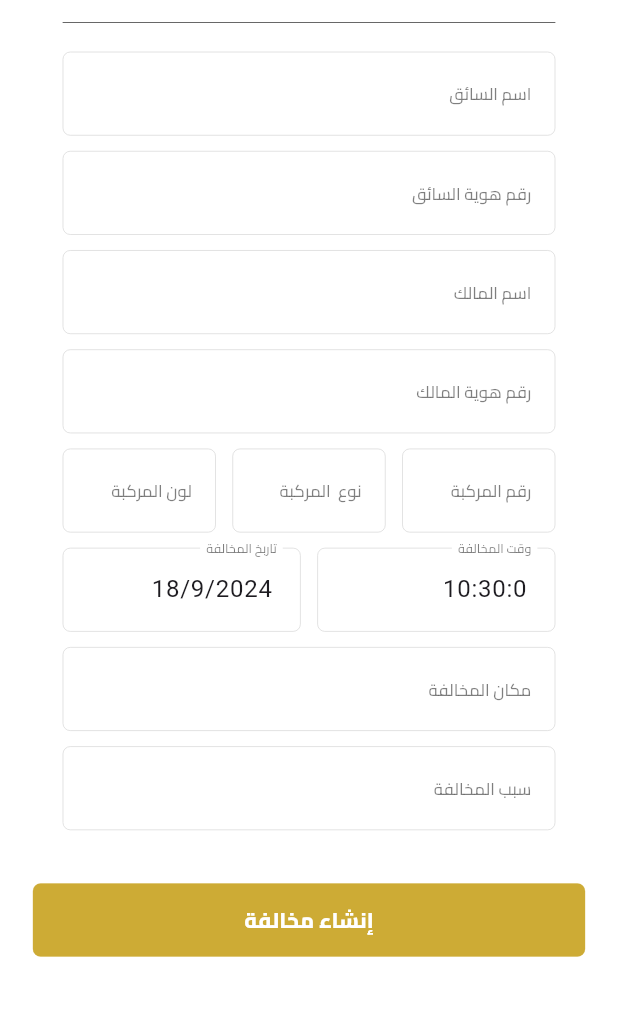
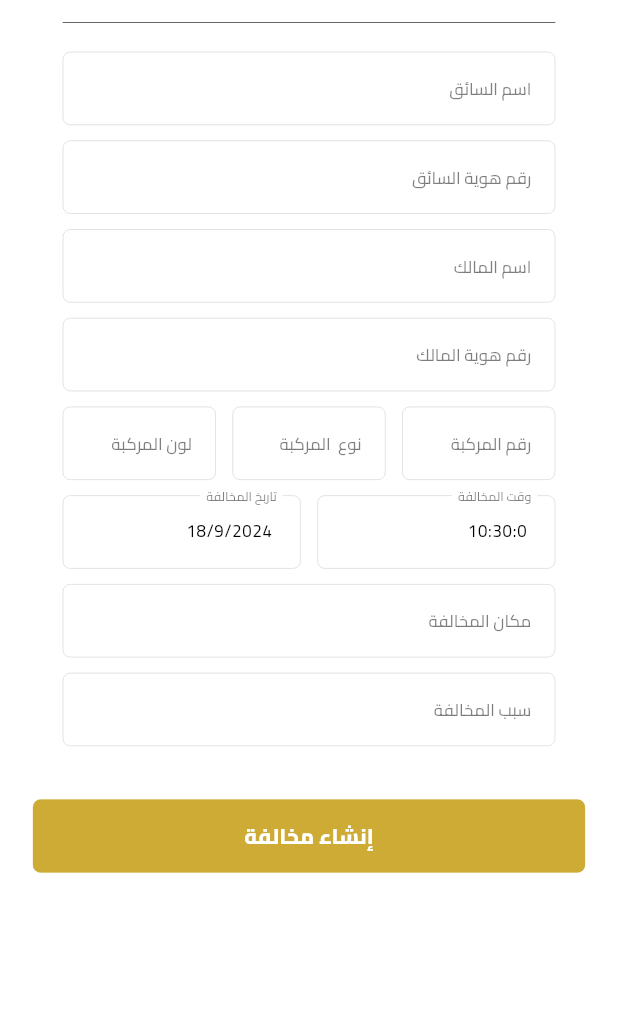
Before and after one commit to Khaled-Shbair/mukhalafati_application, a Flutter app: the screen it shows after launch, on a phone screen of 412 x 824 dp, the part 191-1207 px from its top. Run offline on Flutter 3.47's test engine with Material 3 defaults, Android fonts, the phone set to English and light mode, and no system bars; our stand-ins replace flutter_screenutil, flutter_svg, get, get_it, shared_preferences, smooth_page_indicator and 1 more; statements that could not run were skipped.

Commit message:
Refactor mainTextField widget

```diff
--- a/lib/core/widgets/main_text_field.dart
+++ b/lib/core/widgets/main_text_field.dart
@@ -11,16 +11,26 @@ Widget mainTextField({
   double? fontSizeLabelText,
   Color? colorLabelText,
   bool readOnly = false,
+  int? maxLength,
+  int? maxLines,
 }) {
   return TextFormField(
-    maxLines: 1,
+    maxLines: maxLines ?? 1,
     readOnly: readOnly,
     controller: controller,
     keyboardType: keyboardType,
     cursorColor: ManagerColors.primaryColor,
     obscureText: obscureText,
+    maxLength: maxLength,
+    style: TextStyle(
+      color: ManagerColors.black,
+      fontFamily: ManagerFontFamily.cairo,
+      fontWeight: ManagerFontWeight.regular,
+      fontSize: ManagerFontsSizes.f11,
+    ),
     decoration: InputDecoration(
       labelText: labelText,
+      counterText: '',
       fillColor: color ?? ManagerColors.transparent,
       filled: true,
       labelStyle: TextStyle(
```
